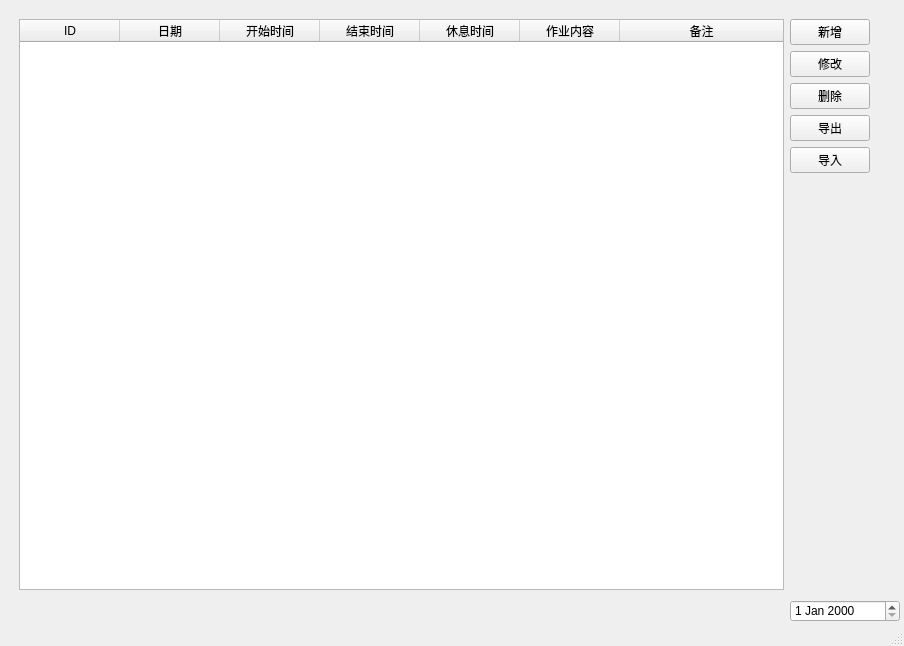
Old version of the form main.ui in the repository smallclover/my-excel.
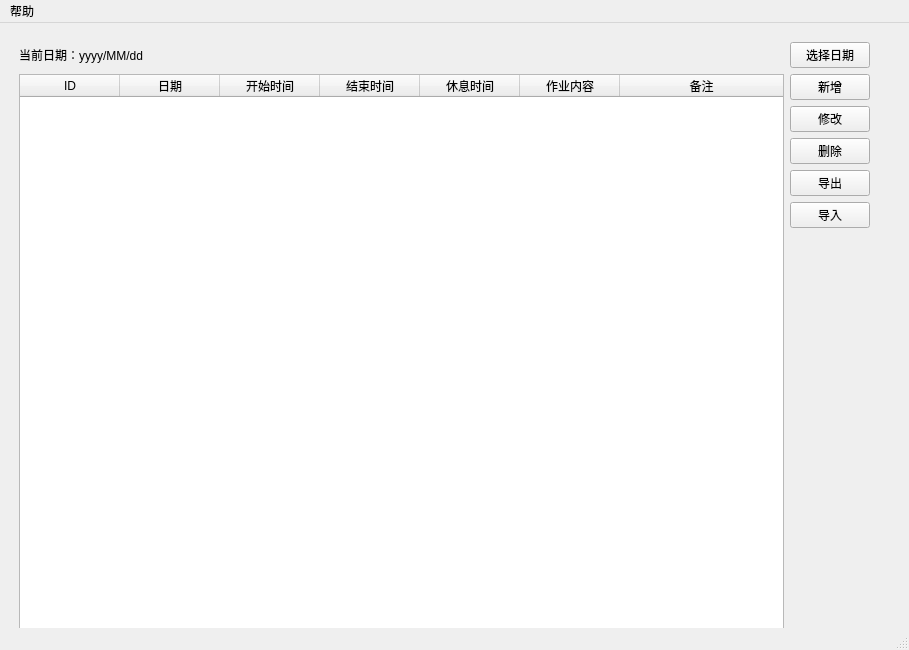
New version of the form.

Commit message: 追加一个选择日历的窗口

```diff
--- a/main.ui
+++ b/main.ui
@@ -6,8 +6,8 @@
    <rect>
     <x>0</x>
     <y>0</y>
-    <width>904</width>
-    <height>646</height>
+    <width>909</width>
+    <height>650</height>
    </rect>
   </property>
   <property name="windowTitle">
@@ -20,7 +20,7 @@
       <x>-1</x>
       <y>-1</y>
       <width>891</width>
-      <height>591</height>
+      <height>611</height>
      </rect>
     </property>
     <layout class="QGridLayout" name="gridLayout">
@@ -39,14 +39,35 @@
      <property name="bottomMargin">
       <number>0</number>
      </property>
+     <item row="5" column="2">
+      <widget class="QPushButton" name="importButton">
+       <property name="text">
+        <string>导入</string>
+       </property>
+      </widget>
+     </item>
      <item row="1" column="2">
-      <widget class="QPushButton" name="editButton">
+      <widget class="QPushButton" name="addButton">
        <property name="text">
-        <string>修改</string>
+        <string>新增</string>
        </property>
       </widget>
      </item>
-     <item row="0" column="0" rowspan="6">
+     <item row="3" column="2">
+      <widget class="QPushButton" name="delButton">
+       <property name="text">
+        <string>删除</string>
+       </property>
+      </widget>
+     </item>
+     <item row="4" column="2">
+      <widget class="QPushButton" name="exportButton">
+       <property name="text">
+        <string>导出</string>
+       </property>
+      </widget>
+     </item>
+     <item row="1" column="0" rowspan="6">
       <widget class="QTableWidget" name="tableWidget">
        <property name="autoFillBackground">
         <bool>false</bool>
@@ -112,56 +133,46 @@
        </column>
       </widget>
      </item>
-     <item row="0" column="2">
-      <widget class="QPushButton" name="addButton">
-       <property name="text">
-        <string>新增</string>
-       </property>
-      </widget>
-     </item>
-     <item row="3" column="2">
-      <widget class="QPushButton" name="exportButton">
-       <property name="text">
-        <string>导出</string>
-       </property>
-      </widget>
-     </item>
      <item row="2" column="2">
-      <widget class="QPushButton" name="delButton">
+      <widget class="QPushButton" name="editButton">
        <property name="text">
-        <string>删除</string>
+        <string>修改</string>
        </property>
       </widget>
      </item>
-     <item row="4" column="2">
-      <widget class="QPushButton" name="importButton">
+     <item row="0" column="2">
+      <widget class="QPushButton" name="chooseDateButton">
        <property name="text">
-        <string>导入</string>
+        <string>选择日期</string>
+       </property>
+      </widget>
+     </item>
+     <item row="0" column="0">
+      <widget class="QLabel" name="currentDateLabel">
+       <property name="text">
+        <string>当前日期：yyyy/MM/dd</string>
        </property>
       </widget>
      </item>
     </layout>
    </widget>
-   <widget class="QDateEdit" name="dateEdit">
-    <property name="geometry">
-     <rect>
-      <x>790</x>
-      <y>600</y>
-      <width>110</width>
-      <height>22</height>
-     </rect>
-    </property>
-   </widget>
   </widget>
   <widget class="QMenuBar" name="menubar">
    <property name="geometry">
     <rect>
      <x>0</x>
      <y>0</y>
-     <width>904</width>
+     <width>909</width>
      <height>22</height>
     </rect>
    </property>
+   <widget class="QMenu" name="AboutMenu">
+    <property name="title">
+     <string>帮助</string>
+    </property>
+    <addaction name="projectAction"/>
+   </widget>
+   <addaction name="AboutMenu"/>
   </widget>
   <widget class="QStatusBar" name="statusbar"/>
  </widget>
```
Left out of the diff: 5 changed lines with no effect on the pictures. The commit also changes 2 other files.
